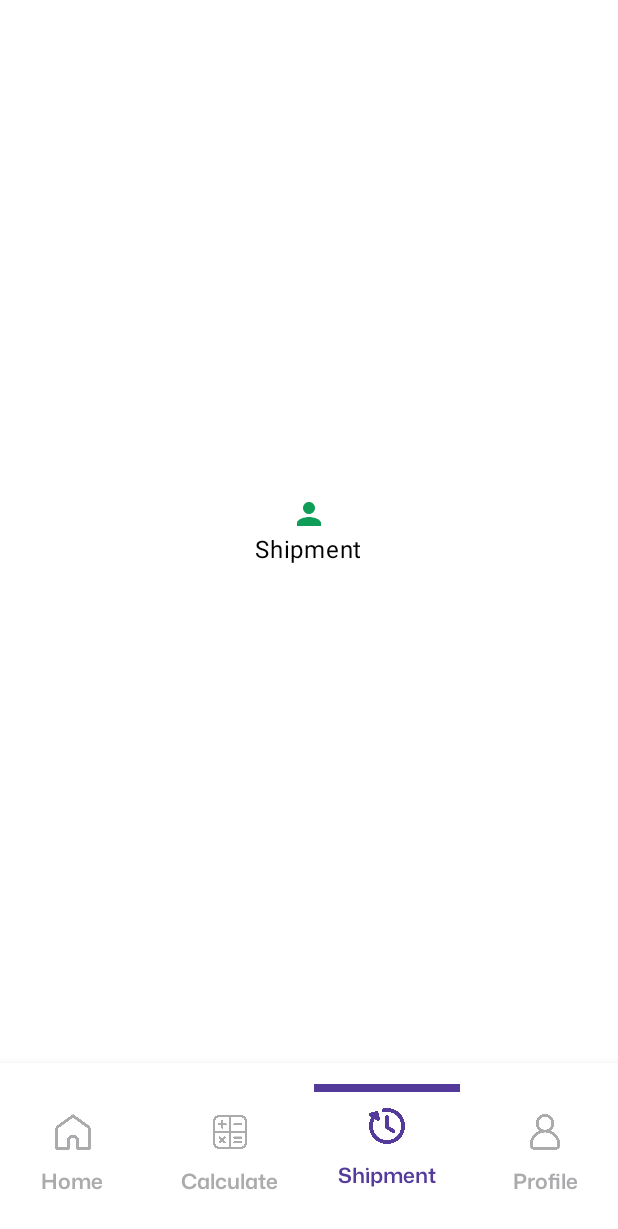
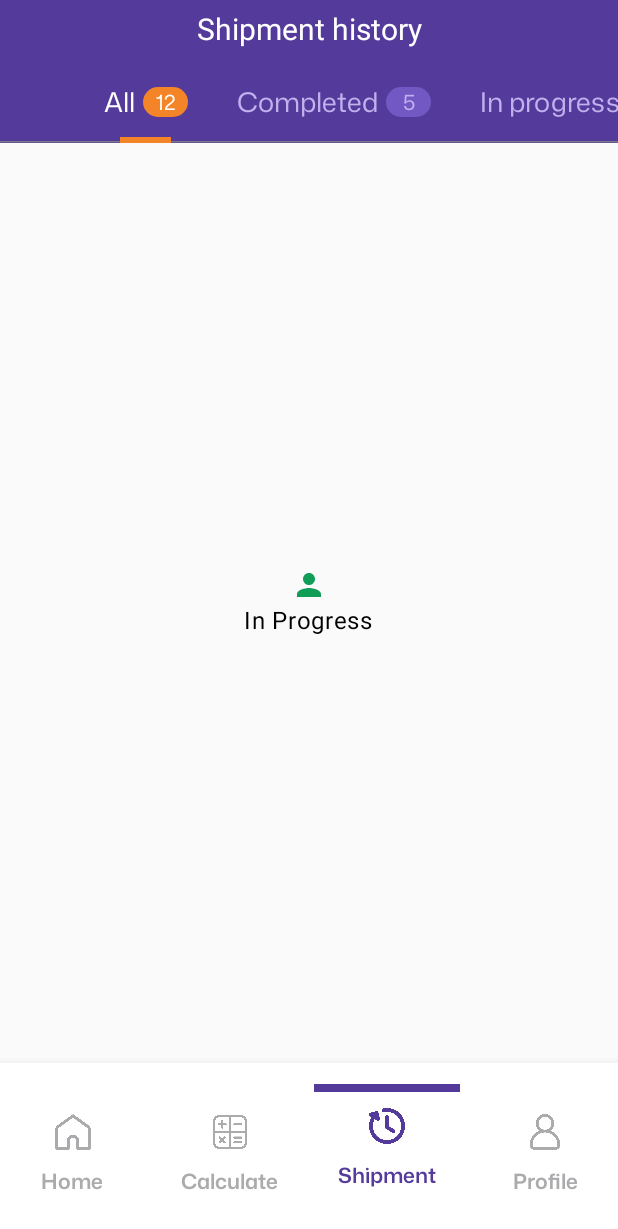
Before and after one commit to darmilola/MoniePointTest, an Android app built with Jetpack Compose: the ShipmentScreen screen opened through its navigation route, on a phone screen of 412 x 824 dp. Shown: the top 1229 px of the screen. Run offline under Robolectric (Android 15) with nearby library versions, the phone set to English and light mode, and no system bars; our stand-ins replace accompanist.

Commit message:
Implemented ShipmentScreen

```diff
--- /dev/null
+++ b/app/src/main/java/com/assignment/moniepointtest/model/ShipmentTabTitleModel.kt
@@ -0,0 +1,3 @@
+package com.assignment.moniepointtest.model
+
+data class ShipmentTabTitleModel(val title: String = "", val pendingCount: Int = 0)
--- a/app/src/main/java/com/assignment/moniepointtest/presentation/calculate/CalculateScreen.kt
+++ b/app/src/main/java/com/assignment/moniepointtest/presentation/calculate/CalculateScreen.kt
@@ -59,7 +59,7 @@ fun CalculateScreen(onNavigateToEstimate:() -> Unit) {
 
             Box(
                 modifier = Modifier
-                    .fillMaxWidth().height(50.dp).background(color = PrimaryColor),
+                    .fillMaxWidth().height(40.dp).background(color = PrimaryColor),
                 contentAlignment = Alignment.Center
             ) {
                 CalculateTopBarWidget()
--- a/app/src/main/java/com/assignment/moniepointtest/presentation/shipment/Shipment.kt
+++ b/app/src/main/java/com/assignment/moniepointtest/presentation/shipment/Shipment.kt
@@ -2,17 +2,39 @@ package com.assignment.moniepointtest.presentation.shipment
 
 import androidx.compose.foundation.background
 import androidx.compose.foundation.layout.Arrangement
+import androidx.compose.foundation.layout.Box
 import androidx.compose.foundation.layout.Column
 import androidx.compose.foundation.layout.fillMaxSize
+import androidx.compose.foundation.layout.fillMaxWidth
+import androidx.compose.foundation.layout.height
+import androidx.compose.foundation.layout.padding
+import androidx.compose.foundation.shape.RoundedCornerShape
 import androidx.compose.material.icons.Icons
 import androidx.compose.material.icons.filled.Person
 import androidx.compose.material3.Icon
+import androidx.compose.material3.ScrollableTabRow
+import androidx.compose.material3.Tab
+import androidx.compose.material3.TabRow
+import androidx.compose.material3.TabRowDefaults.tabIndicatorOffset
 import androidx.compose.material3.Text
 import androidx.compose.runtime.Composable
+import androidx.compose.runtime.getValue
+import androidx.compose.runtime.mutableStateOf
+import androidx.compose.runtime.remember
+import androidx.compose.runtime.setValue
 import androidx.compose.ui.Alignment
 import androidx.compose.ui.Modifier
+import androidx.compose.ui.draw.clip
 import androidx.compose.ui.graphics.Color
+import androidx.compose.ui.unit.dp
+import com.assignment.moniepointtest.model.ShipmentTabTitleModel
+import com.assignment.moniepointtest.presentation.calculate.widgets.CalculateTopBarWidget
+import com.assignment.moniepointtest.presentation.shipment.tabs.InProgressTab
+import com.assignment.moniepointtest.presentation.shipment.tabs.ShipmentTopBarWidget
+import com.assignment.moniepointtest.presentation.shipment.widget.CustomTabTitle
+import com.assignment.moniepointtest.ui.theme.LessWhite
 import com.assignment.moniepointtest.ui.theme.MoniePointTestTheme
+import com.assignment.moniepointtest.ui.theme.PrimaryColor
 
 @Composable
 fun ShipmentScreen() {
@@ -20,18 +42,67 @@ fun ShipmentScreen() {
         Column(
             modifier = Modifier
                 .fillMaxSize()
-                .background(Color.White),
-            horizontalAlignment = Alignment.CenterHorizontally,
-            verticalArrangement = Arrangement.Center
+                .background(LessWhite),
+            horizontalAlignment = Alignment.Start,
+            verticalArrangement = Arrangement.Top
         ) {
-            // Icon on the screen
-            Icon(
-                imageVector = Icons.Default.Person,
-                contentDescription = "shipment",
-                tint = Color(0xFF0F9D58)
-            )
-            // Text on the screen
-            Text(text = "Shipment", color = Color.Black)
+            Box(
+                modifier = Modifier
+                    .fillMaxWidth().height(40.dp).background(color = PrimaryColor),
+                contentAlignment = Alignment.Center
+            ) {
+                ShipmentTopBarWidget()
+            }
+            var tabIndex by remember { mutableStateOf(0) }
+
+            val tabs = populateShipmentTabTitle()
+
+            Column(modifier = Modifier.fillMaxWidth()) {
+                ScrollableTabRow(selectedTabIndex = tabIndex,
+                    containerColor = PrimaryColor,
+                    contentColor = Color.White,
+                    indicator = { tabPositions ->
+                        Box(
+                            modifier = Modifier
+                                .tabIndicatorOffset(tabPositions[tabIndex])
+                                .height(4.dp)
+                                .clip(RoundedCornerShape(8.dp)) // clip modifier not working
+                                .padding(horizontal = 28.dp)
+                                .background(color = Color(0xfff38528))
+                        )
+
+                    }) {
+                    tabs.forEachIndexed { index, title ->
+                        Tab(text = { CustomTabTitle(shipmentTabTitleModel = tabs[index], isSelected = tabIndex == index)  },
+                            selected = tabIndex == index,
+                            onClick = { tabIndex = index }
+                        )
+                    }
+                }
+                when (tabIndex) {
+                    0 -> InProgressTab()
+                    1 -> InProgressTab()
+                    2 -> InProgressTab()
+                }
+            }
         }
     }
+
 }
+
+fun populateShipmentTabTitle(): ArrayList<ShipmentTabTitleModel>{
+    val titleList = arrayListOf<ShipmentTabTitleModel>()
+    val inProgress = ShipmentTabTitleModel(title = "In progress", pendingCount = 3)
+    val pendingOrder = ShipmentTabTitleModel(title = "Pending order", pendingCount = 4)
+    val cancelled = ShipmentTabTitleModel(title = "Cancelled", pendingCount = 0)
+    val all = ShipmentTabTitleModel(title = "All", pendingCount = 12)
+    val completed = ShipmentTabTitleModel(title = "Completed", pendingCount = 5)
+
+    titleList.add(all)
+    titleList.add(completed)
+    titleList.add(inProgress)
+    titleList.add(pendingOrder)
+    titleList.add(cancelled)
+
+    return titleList
+}
--- /dev/null
+++ b/app/src/main/java/com/assignment/moniepointtest/presentation/shipment/tabs/AllTab.kt
@@ -0,0 +1 @@
+package com.assignment.moniepointtest.presentation.shipment.tabs
--- /dev/null
+++ b/app/src/main/java/com/assignment/moniepointtest/presentation/shipment/tabs/CancelledTab.kt
@@ -0,0 +1 @@
+package com.assignment.moniepointtest.presentation.shipment.tabs
--- /dev/null
+++ b/app/src/main/java/com/assignment/moniepointtest/presentation/shipment/tabs/CompletedTab.kt
@@ -0,0 +1 @@
+package com.assignment.moniepointtest.presentation.shipment.tabs
--- /dev/null
+++ b/app/src/main/java/com/assignment/moniepointtest/presentation/shipment/tabs/InProgress.kt
@@ -0,0 +1,36 @@
+package com.assignment.moniepointtest.presentation.shipment.tabs
+
+import androidx.compose.foundation.background
+import androidx.compose.foundation.layout.Arrangement
+import androidx.compose.foundation.layout.Column
+import androidx.compose.foundation.layout.fillMaxSize
+import androidx.compose.material.icons.Icons
+import androidx.compose.material.icons.filled.Person
+import androidx.compose.material3.Icon
+import androidx.compose.material3.Text
+import androidx.compose.runtime.Composable
+import androidx.compose.ui.Alignment
+import androidx.compose.ui.Modifier
+import androidx.compose.ui.graphics.Color
+import com.assignment.moniepointtest.ui.theme.LessWhite
+import com.assignment.moniepointtest.ui.theme.MoniePointTestTheme
+
+@Composable
+fun InProgressTab() {
+        Column(
+            modifier = Modifier
+                .fillMaxSize()
+                .background(LessWhite),
+            horizontalAlignment = Alignment.CenterHorizontally,
+            verticalArrangement = Arrangement.Center
+        ) {
+            // Icon on the screen
+            Icon(
+                imageVector = Icons.Default.Person,
+                contentDescription = "shipment",
+                tint = Color(0xFF0F9D58)
+            )
+            // Text on the screen
+            Text(text = "In Progress", color = Color.Black)
+        }
+}
--- /dev/null
+++ b/app/src/main/java/com/assignment/moniepointtest/presentation/shipment/tabs/PendingOrderTab.kt
@@ -0,0 +1 @@
+package com.assignment.moniepointtest.presentation.shipment.tabs
--- a/app/src/main/java/com/assignment/moniepointtest/presentation/calculate/widgets/topBarWidget.kt
+++ b/app/src/main/java/com/assignment/moniepointtest/presentation/shipment/tabs/ShipmentTopBarWidget.kt
@@ -1,16 +1,12 @@
-package com.assignment.moniepointtest.presentation.calculate.widgets
+package com.assignment.moniepointtest.presentation.shipment.tabs
 
 import androidx.compose.foundation.background
-import androidx.compose.foundation.clickable
-import androidx.compose.foundation.layout.Arrangement
 import androidx.compose.foundation.layout.Box
-import androidx.compose.foundation.layout.Row
 import androidx.compose.foundation.layout.fillMaxHeight
 import androidx.compose.foundation.layout.fillMaxSize
 import androidx.compose.foundation.layout.fillMaxWidth
 import androidx.compose.foundation.layout.height
 import androidx.compose.foundation.layout.padding
-import androidx.compose.foundation.layout.size
 import androidx.compose.foundation.layout.width
 import androidx.compose.foundation.layout.wrapContentWidth
 import androidx.compose.material3.MaterialTheme
@@ -18,23 +14,20 @@ import androidx.compose.runtime.Composable
 import androidx.compose.ui.Alignment
 import androidx.compose.ui.Modifier
 import androidx.compose.ui.graphics.Color
-import androidx.compose.ui.graphics.ColorFilter
 import androidx.compose.ui.text.font.FontWeight
 import androidx.compose.ui.text.style.TextAlign
 import androidx.compose.ui.text.style.TextOverflow
 import androidx.compose.ui.unit.dp
-import com.assignment.moniepointtest.R
 import com.assignment.moniepointtest.ui.theme.PrimaryColor
-import presentations.components.ImageComponent
 import presentations.components.TextComponent
 
 @Composable
-fun CalculateTopBarWidget() {
+fun ShipmentTopBarWidget() {
 
     val modifier = Modifier
         .fillMaxWidth()
         .background(color = PrimaryColor)
-        .height(60.dp)
+        .height(40.dp)
 
     Box(modifier = modifier) {
 
@@ -44,8 +37,8 @@ fun CalculateTopBarWidget() {
 
         Box(modifier = Modifier.fillMaxSize().padding(start = 50.dp, end = 50.dp), contentAlignment = Alignment.Center) {
             TextComponent(
-                text = "Calculate",
-                fontSize = 18,
+                text = "Shipment history",
+                fontSize = 20,
                 textStyle = MaterialTheme.typography.titleMedium,
                 textColor = Color.White,
                 textAlign = TextAlign.Left,
--- /dev/null
+++ b/app/src/main/java/com/assignment/moniepointtest/presentation/shipment/widget/CustomTabTitle.kt
@@ -0,0 +1,95 @@
+package com.assignment.moniepointtest.presentation.shipment.widget
+
+import androidx.compose.foundation.BorderStroke
+import androidx.compose.foundation.background
+import androidx.compose.foundation.border
+import androidx.compose.foundation.clickable
+import androidx.compose.foundation.layout.Arrangement
+import androidx.compose.foundation.layout.Box
+import androidx.compose.foundation.layout.Row
+import androidx.compose.foundation.layout.defaultMinSize
+import androidx.compose.foundation.layout.height
+import androidx.compose.foundation.layout.padding
+import androidx.compose.foundation.layout.size
+import androidx.compose.foundation.layout.width
+import androidx.compose.foundation.layout.wrapContentWidth
+import androidx.compose.foundation.shape.CircleShape
+import androidx.compose.foundation.shape.RoundedCornerShape
+import androidx.compose.runtime.Composable
+import androidx.compose.runtime.mutableStateOf
+import androidx.compose.runtime.remember
+import androidx.compose.ui.Alignment
+import androidx.compose.ui.Modifier
+import androidx.compose.ui.graphics.Color
+import androidx.compose.ui.graphics.ColorFilter
+import androidx.compose.ui.text.TextStyle
+import androidx.compose.ui.text.font.FontWeight
+import androidx.compose.ui.text.style.TextAlign
+import androidx.compose.ui.unit.dp
+import com.assignment.moniepointtest.R
+import com.assignment.moniepointtest.components.monaSansFamily
+import com.assignment.moniepointtest.model.CategoryItemModel
+import com.assignment.moniepointtest.model.ShipmentTabTitleModel
+import presentations.components.ImageComponent
+import presentations.components.TextComponent
+
+@Composable
+fun CustomTabTitle(shipmentTabTitleModel: ShipmentTabTitleModel, isSelected: Boolean) {
+    val textColor: Color = if(isSelected){
+        Color.White
+    }
+    else {
+        Color(0xffc2b1ee)
+    }
+
+    val bgColor: Color = if(isSelected){
+        Color(0xfff38528)
+    }
+    else {
+        Color(0xff7258c3)
+    }
+
+
+    Row(
+        modifier = Modifier
+            .wrapContentWidth()
+            .height(35.dp),
+        horizontalArrangement = Arrangement.Center,
+        verticalAlignment = Alignment.CenterVertically
+    ) {
+
+        TextComponent(
+            text = shipmentTabTitleModel.title,
+            fontSize = 18,
+            textStyle = TextStyle(),
+            textColor = textColor,
+            textAlign = TextAlign.Center,
+            fontWeight = FontWeight.Normal,
+            fontFamily = monaSansFamily,
+            lineHeight = 30,
+            textModifier = Modifier.padding(end = 5.dp))
+
+        if (shipmentTabTitleModel.pendingCount != 0) {
+
+            Box(
+                modifier = Modifier.height(20.dp).width(30.dp)
+                    .background(color = bgColor, shape = CircleShape),
+                contentAlignment = Alignment.Center
+            ) {
+                TextComponent(
+                    text = shipmentTabTitleModel.pendingCount.toString(),
+                    fontSize = 14,
+                    textStyle = TextStyle(),
+                    textColor = textColor,
+                    textAlign = TextAlign.Center,
+                    fontWeight = FontWeight.Normal,
+                    fontFamily = monaSansFamily,
+                    lineHeight = 30,
+                    textModifier = Modifier
+                )
+            }
+        }
+
+
+    }
+}
```
